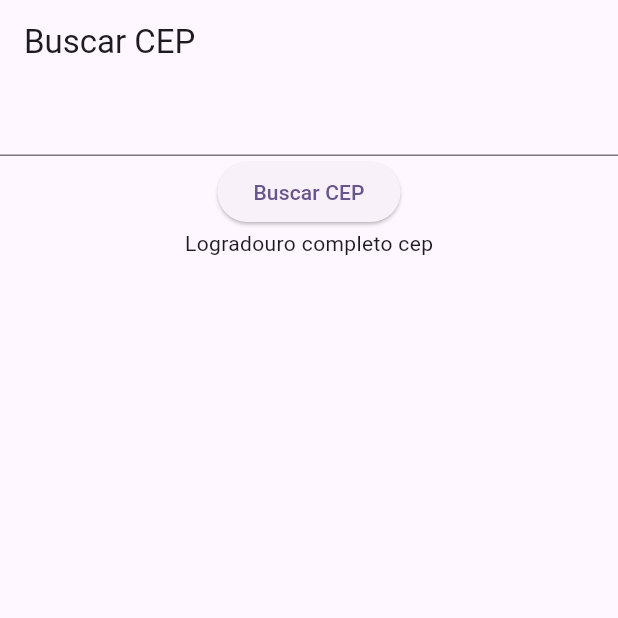
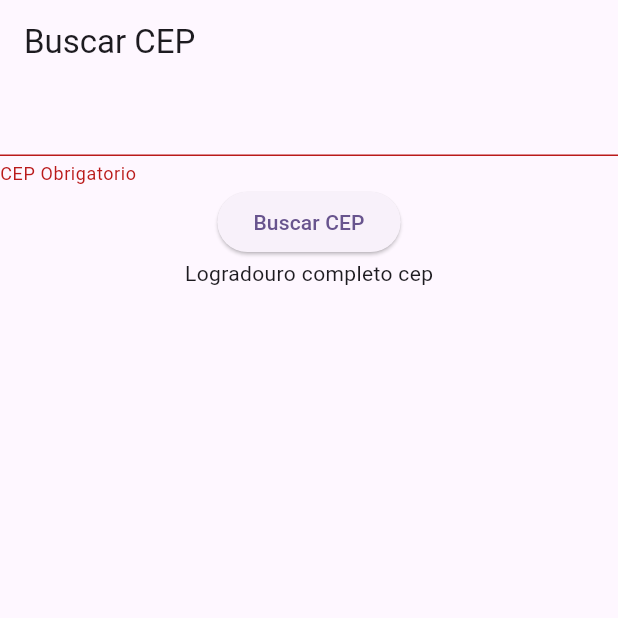
Before and after one commit to MatheusFC2/FindAddress, a Flutter app: the screen it shows after launch, after a tap on "Buscar CEP", on a phone screen of 412 x 824 dp, the top half of it. Run offline on Flutter 3.47's test engine with Material 2 defaults, Android fonts, the phone set to English and light mode, and no system bars; our stand-ins replace dio.

```diff
--- a/lib/pages/home_page.dart
+++ b/lib/pages/home_page.dart
@@ -35,7 +35,10 @@ class _HomePageState extends State<HomePage> {
                       return null;
                     }
                   ),
-                  ElevatedButton(onPressed: () {}, child: const Text('Buscar CEP'),
+                  ElevatedButton(onPressed: () {
+                    final valid = formKey.currentState?.validate() ?? false;
+                  },
+                  child: const Text('Buscar CEP'),
                   ),
                   Text('Logradouro completo cep')
                 ],
```
